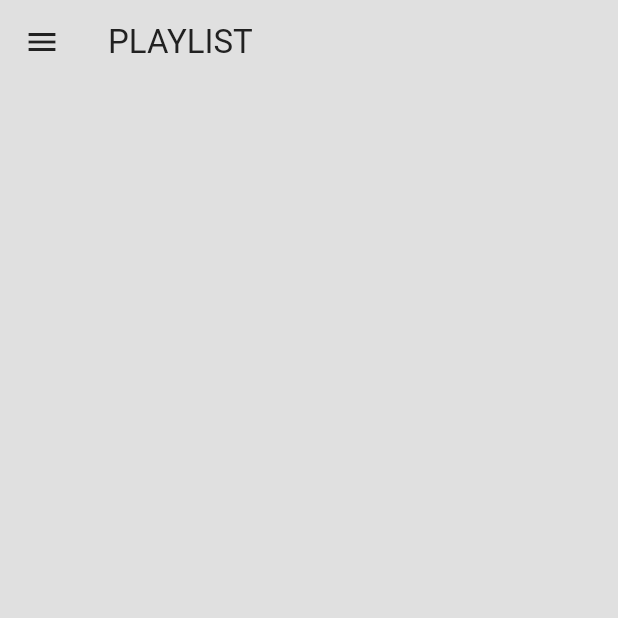
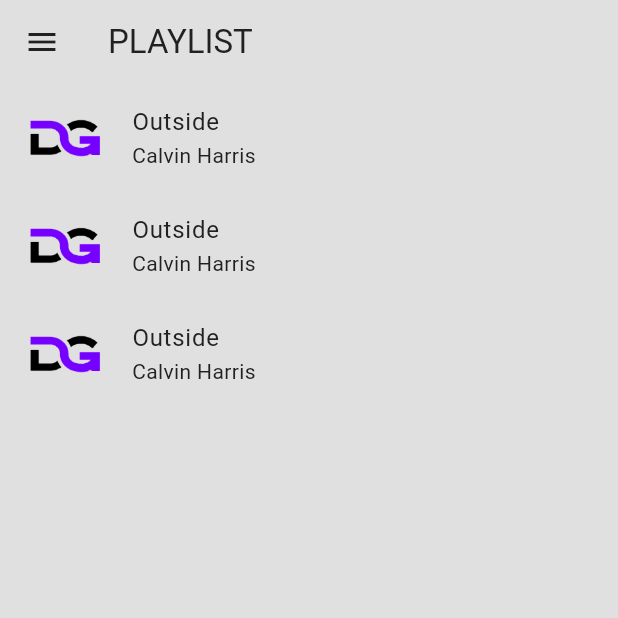
Before and after one commit to crhaxx/flutter_music_app, a Flutter app: the screen it shows after launch, after a tap on the "menu" icon, after a tap on "HOME", on a phone screen of 412 x 824 dp, the top half of it. Run offline on Flutter 3.47's test engine with Material 3 defaults, Android fonts, the phone set to English and light mode, and no system bars.

Commit message:
Added 3 songs and updated homepage UI

```diff
--- a/lib/main.dart
+++ b/lib/main.dart
@@ -1,12 +1,16 @@
 import 'package:flutter/material.dart';
+import 'package:flutter_music_app/models/playlist_provider.dart';
 import 'package:flutter_music_app/themes/theme_provider.dart';
 import 'package:provider/provider.dart';
 import 'pages/home_page.dart';
 
 void main() {
   runApp(
-    ChangeNotifierProvider(
-      create: (context) => ThemeProvider(),
+    MultiProvider(
+      providers: [
+        ChangeNotifierProvider(create: (context) => ThemeProvider()),
+        ChangeNotifierProvider(create: (context) => PlaylistProvider()),
+      ],
       child: const MyApp(),
     ),
   );
--- /dev/null
+++ b/lib/models/playlist_provider.dart
@@ -0,0 +1,38 @@
+import 'package:flutter/material.dart';
+import 'package:flutter_music_app/models/song.dart';
+
+class PlaylistProvider extends ChangeNotifier {
+  final List<Song> _playlist = [
+    //Note: song 1
+    Song(
+      songName: "Outside",
+      artistName: "Calvin Harris",
+      albumArtImagePath: "assets/images/DarkGraveLogo.png",
+      audioPath: "assets/audio/outside.mp3",
+    ),
+
+    //Note: song 1
+    Song(
+      songName: "Outside",
+      artistName: "Calvin Harris",
+      albumArtImagePath: "assets/images/DarkGraveLogo.png",
+      audioPath: "assets/audio/outside.mp3",
+    ),
+
+    //Note: song 1
+    Song(
+      songName: "Outside",
+      artistName: "Calvin Harris",
+      albumArtImagePath: "assets/images/DarkGraveLogo.png",
+      audioPath: "assets/audio/outside.mp3",
+    ),
+  ];
+
+  //Note: get current playing song index
+  int? _currentSongIndex;
+
+  /* GETTERS */
+  List<Song> get playlist => _playlist;
+  int? get currentSongIndex => _currentSongIndex;
+  /* SETTERS */
+}
--- /dev/null
+++ b/lib/models/song.dart
@@ -0,0 +1,12 @@
+class Song {
+  final String songName;
+  final String artistName;
+  final String albumArtImagePath;
+  final String audioPath;
+
+  Song(
+      {required this.songName,
+      required this.artistName,
+      required this.albumArtImagePath,
+      required this.audioPath});
+}
--- a/lib/pages/home_page.dart
+++ b/lib/pages/home_page.dart
@@ -1,5 +1,8 @@
 import 'package:flutter/material.dart';
 import 'package:flutter_music_app/components/my_drawer.dart';
+import 'package:flutter_music_app/models/playlist_provider.dart';
+import 'package:flutter_music_app/models/song.dart';
+import 'package:provider/provider.dart';
 
 class HomePage extends StatefulWidget {
   const HomePage({super.key});
@@ -37,6 +40,36 @@
         backgroundColor: Theme.of(context).colorScheme.background,
       ),
       drawer: MyDrawer(),
+      body: Consumer<PlaylistProvider>(
+        builder: (context, value, child) {
+          //Note: get the playlist
+          final List<Song> playlist = value.playlist;
+
+          //Note: Return list view UI
+          return ListView.builder(
+            itemCount: playlist.length,
+            itemBuilder: (context, index) {
+              //Note: get invidiual song
+              final Song song = playlist[index];
+
+              //Note: return list title UI
+              return ListTile(
+                title: Text(
+                  song.songName,
+                  style: TextStyle(
+                      color: Theme.of(context).colorScheme.inversePrimary),
+                ),
+                subtitle: Text(
+                  song.artistName,
+                  style: TextStyle(
+                      color: Theme.of(context).colorScheme.inversePrimary),
+                ),
+                leading: Image.asset(song.albumArtImagePath),
+              );
+            },
+          );
+        },
+      ),
     );
   }
 }
```
Also changed, not shown: pubspec.yaml (+4 -5 lines), assets/images/DarkGraveLogo.png (added), 1 other file.
